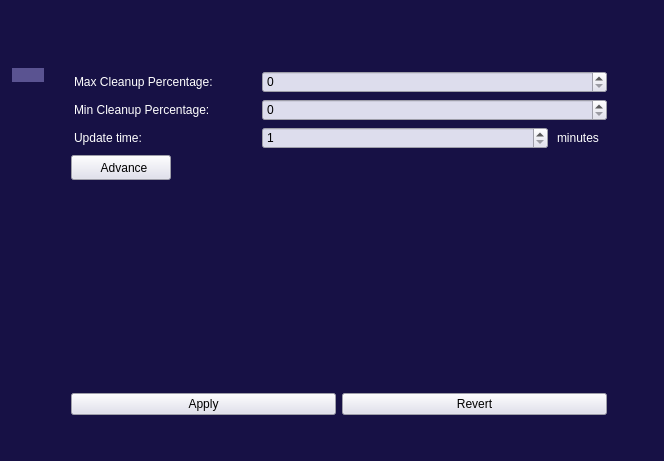
Before: the Qt Designer form storage_UI/storage_main.ui in DORSA-co/oxin_storage_management, drawn with Qt 5.
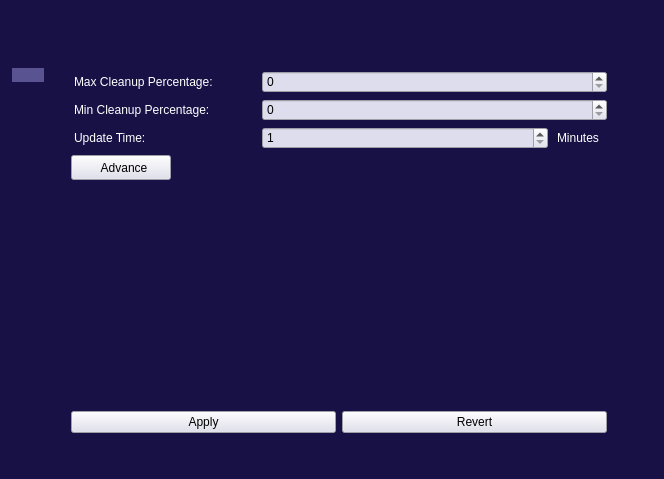
After: the same form once the commit is applied. Icons and pictures are not drawn.

Diff of the .ui file:
```diff
--- a/storage_UI/storage_main.ui
+++ b/storage_UI/storage_main.ui
@@ -7,7 +7,7 @@
     <x>0</x>
     <y>0</y>
     <width>664</width>
-    <height>461</height>
+    <height>479</height>
    </rect>
   </property>
   <property name="windowTitle">
@@ -850,7 +850,7 @@
                   <string notr="true"/>
                  </property>
                  <property name="text">
-                  <string>Update time:</string>
+                  <string>Update Time:</string>
                  </property>
                 </widget>
                </item>
@@ -876,7 +876,7 @@
                   </sizepolicy>
                  </property>
                  <property name="text">
-                  <string>minutes</string>
+                  <string>Minutes</string>
                  </property>
                 </widget>
                </item>
```
Left out of the diff: 42 changed lines with no effect on the pictures.
